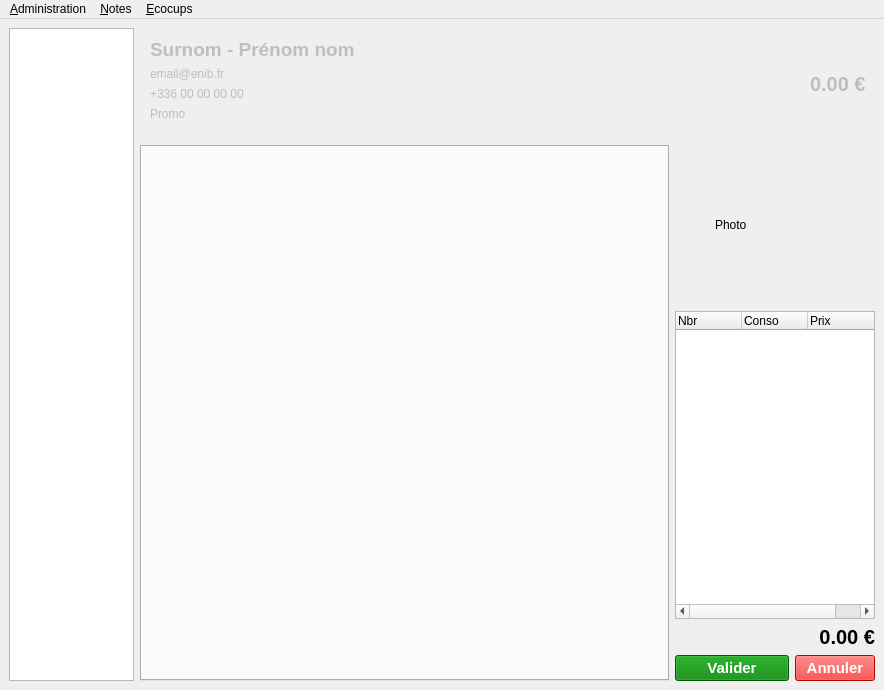
Qt form application/ui/mainwindow.ui (nils-van-zuijlen/Enibar) before a commit.
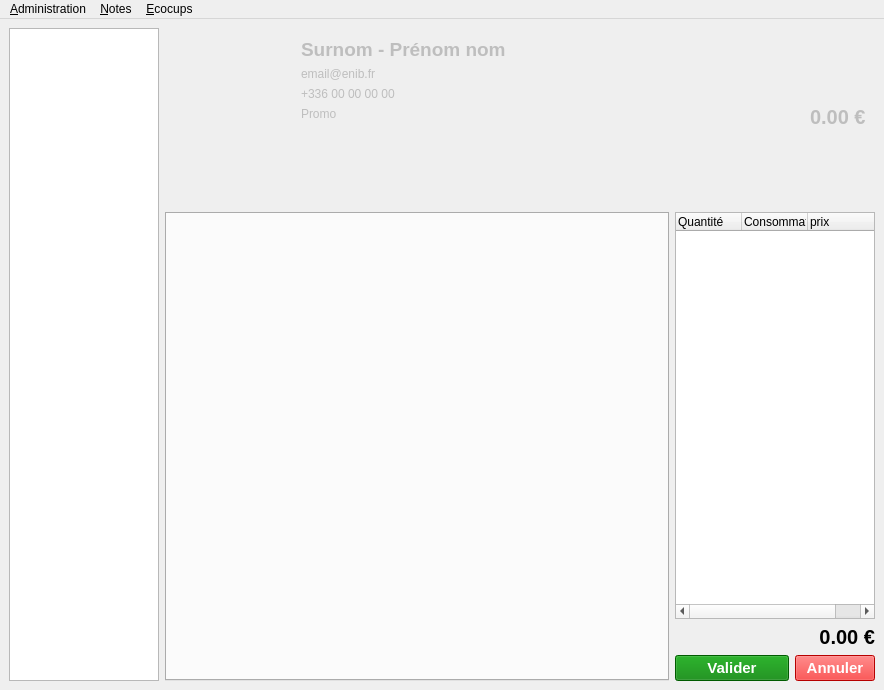
The same form after that commit. Custom widgets are drawn as their Qt base class.

Commit message: Old ui is back

```diff
--- a/application/ui/mainwindow.ui
+++ b/application/ui/mainwindow.ui
@@ -34,13 +34,13 @@
       </property>
       <property name="minimumSize">
        <size>
-        <width>125</width>
+        <width>150</width>
         <height>0</height>
        </size>
       </property>
       <property name="maximumSize">
        <size>
-        <width>125</width>
+        <width>150</width>
         <height>16777215</height>
        </size>
       </property>
@@ -104,7 +104,7 @@
        <property name="bottomMargin">
         <number>0</number>
        </property>
-       <item row="2" column="1">
+       <item row="0" column="0">
         <widget class="ProductList" name="product_list">
          <property name="minimumSize">
           <size>
@@ -129,22 +129,22 @@
          </attribute>
          <column>
           <property name="text">
-           <string>Nbr</string>
+           <string>Quantité</string>
           </property>
          </column>
          <column>
           <property name="text">
-           <string>Conso</string>
+           <string>Consommation</string>
           </property>
          </column>
          <column>
           <property name="text">
-           <string>Prix</string>
+           <string>prix</string>
           </property>
          </column>
         </widget>
        </item>
-       <item row="3" column="1">
+       <item row="1" column="0">
         <widget class="QLabel" name="total">
          <property name="minimumSize">
           <size>
@@ -176,7 +176,7 @@
          </property>
         </widget>
        </item>
-       <item row="4" column="1">
+       <item row="2" column="0">
         <widget class="QWidget" name="widget_2" native="true">
          <property name="minimumSize">
           <size>
@@ -246,55 +246,6 @@
          </layout>
         </widget>
        </item>
-       <item row="0" column="1">
-        <widget class="QWidget" name="widget_3" native="true">
-         <property name="sizePolicy">
-          <sizepolicy hsizetype="Preferred" vsizetype="Maximum">
-           <horstretch>0</horstretch>
-           <verstretch>0</verstretch>
-          </sizepolicy>
-         </property>
-         <layout class="QHBoxLayout" name="horizontalLayout_3">
-          <property name="leftMargin">
-           <number>0</number>
-          </property>
-          <property name="topMargin">
-           <number>0</number>
-          </property>
-          <property name="rightMargin">
-           <number>0</number>
-          </property>
-          <property name="bottomMargin">
-           <number>0</number>
-          </property>
-          <item>
-           <widget class="QLabel" name="note_photo">
-            <property name="sizePolicy">
-             <sizepolicy hsizetype="Fixed" vsizetype="Expanding">
-              <horstretch>0</horstretch>
-              <verstretch>0</verstretch>
-             </sizepolicy>
-            </property>
-            <property name="minimumSize">
-             <size>
-              <width>120</width>
-              <height>160</height>
-             </size>
-            </property>
-            <property name="maximumSize">
-             <size>
-              <width>120</width>
-              <height>160</height>
-             </size>
-            </property>
-            <property name="text">
-             <string>Photo</string>
-            </property>
-           </widget>
-          </item>
-         </layout>
-        </widget>
-       </item>
       </layout>
      </widget>
     </item>
@@ -313,6 +264,31 @@
        <string notr="true"/>
       </property>
       <layout class="QHBoxLayout" name="horizontalLayout_2">
+       <item>
+        <widget class="QLabel" name="note_photo">
+         <property name="sizePolicy">
+          <sizepolicy hsizetype="Fixed" vsizetype="Expanding">
+           <horstretch>0</horstretch>
+           <verstretch>0</verstretch>
+          </sizepolicy>
+         </property>
+         <property name="minimumSize">
+          <size>
+           <width>120</width>
+           <height>160</height>
+          </size>
+         </property>
+         <property name="maximumSize">
+          <size>
+           <width>120</width>
+           <height>160</height>
+          </size>
+         </property>
+         <property name="text">
+          <string/>
+         </property>
+        </widget>
+       </item>
        <item alignment="Qt::AlignTop">
         <widget class="QFrame" name="note_middle">
          <property name="sizePolicy">
@@ -411,6 +387,25 @@
             </property>
            </widget>
           </item>
+          <item>
+           <spacer name="verticalSpacer">
+            <property name="enabled">
+             <bool>false</bool>
+            </property>
+            <property name="orientation">
+             <enum>Qt::Vertical</enum>
+            </property>
+            <property name="sizeType">
+             <enum>QSizePolicy::Expanding</enum>
+            </property>
+            <property name="sizeHint" stdset="0">
+             <size>
+              <width>20</width>
+              <height>120</height>
+             </size>
+            </property>
+           </spacer>
+          </item>
          </layout>
         </widget>
        </item>
```
